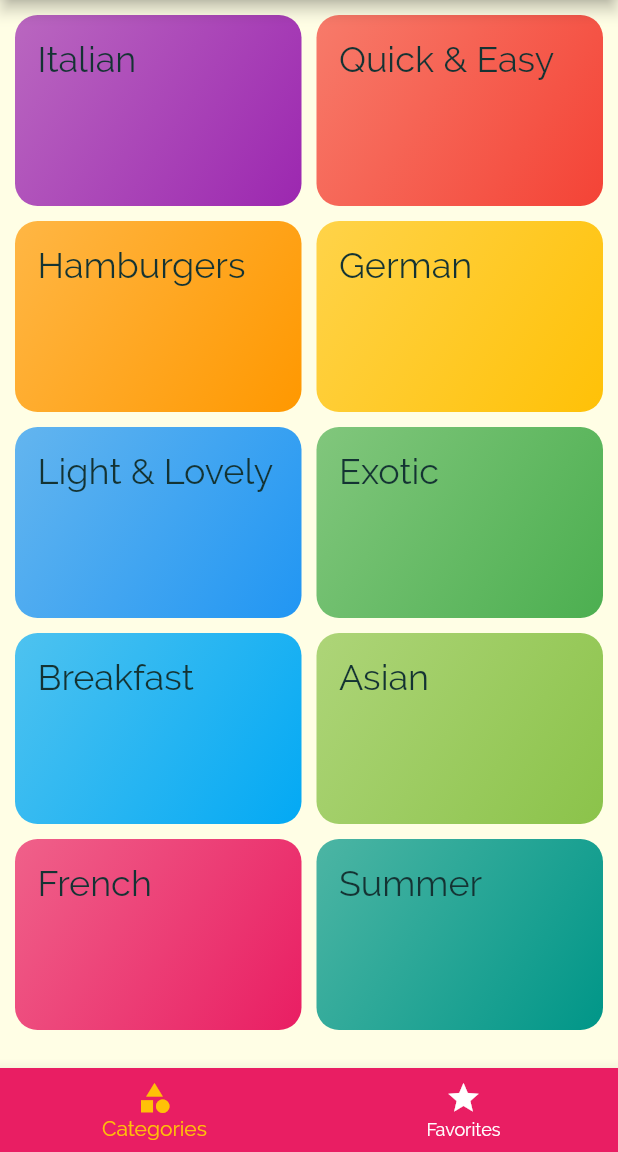
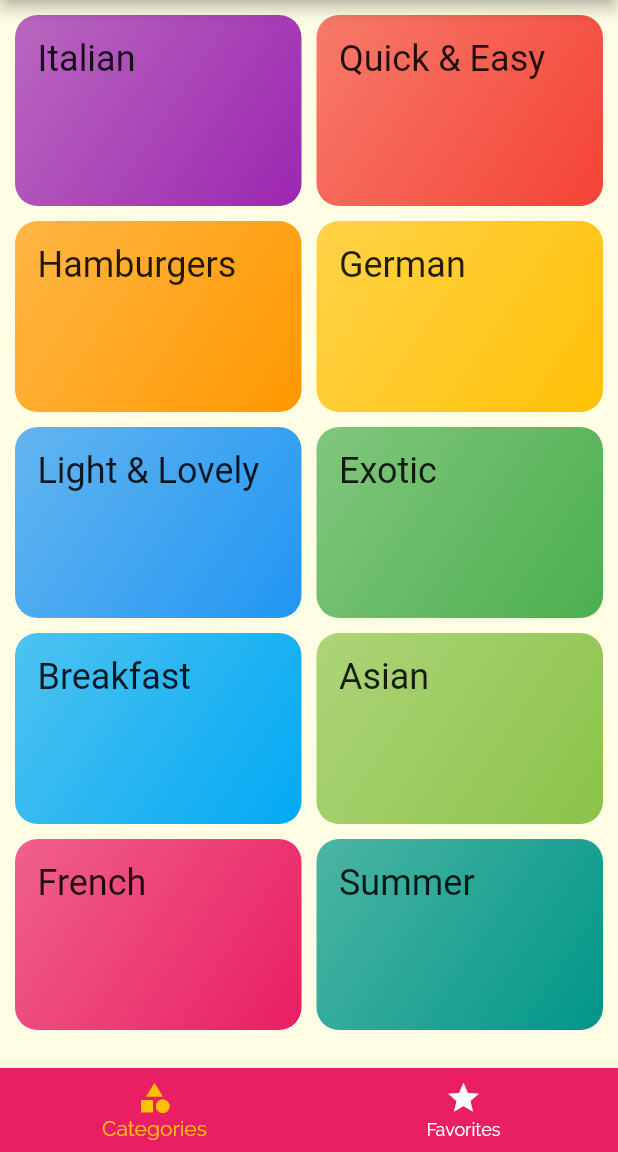
Before and after one commit to MilanDavid/flutter-meals, a Flutter app: the screen it shows after launch, on a phone screen of 412 x 824 dp, the part 84-1236 px from its top. Run offline on Flutter 3.47's test engine with Material 2 defaults, Android fonts, the phone set to English and light mode, and no system bars.

Commit message:
change headline to title

```diff
--- a/lib/main.dart
+++ b/lib/main.dart
@@ -18,7 +18,7 @@ class MyApp extends StatelessWidget {
         canvasColor: Color.fromRGBO(255, 254, 229, 1),
         fontFamily: 'Raleway',
         textTheme: ThemeData.light().textTheme.copyWith(
-              headline: TextStyle(
+              title: TextStyle(
                 color: Color.fromRGBO(20, 51, 51, 1),
               ),
               body1: TextStyle(
```
